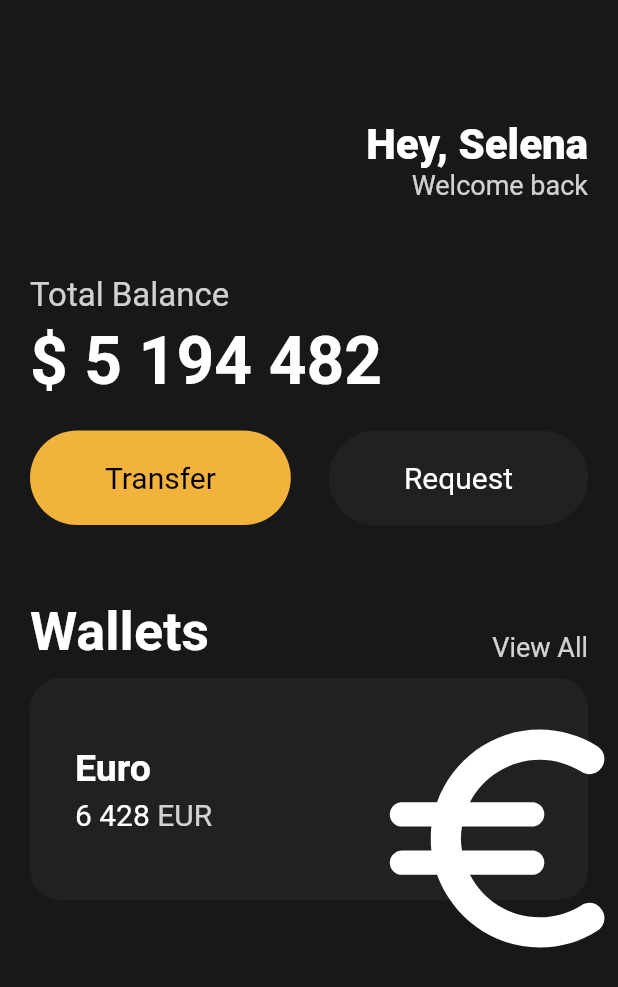
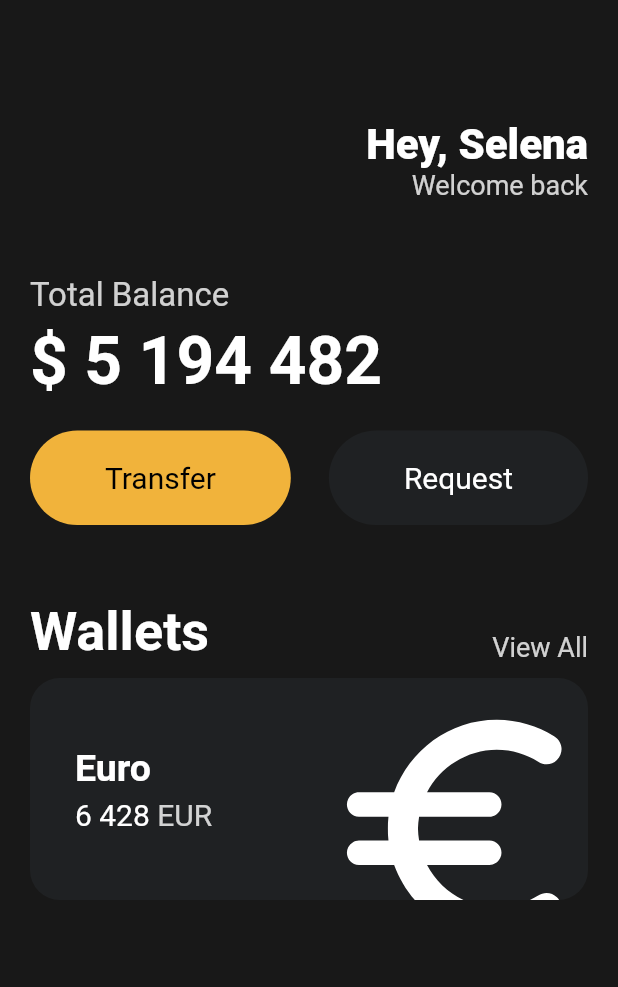
Before and after one commit to kimgeuntae/mobile_wallet, a Flutter app: the screen it shows after launch, on a phone screen of 412 x 824 dp. Shown: the top 987 px of the screen. Run offline on Flutter 3.47's test engine with Material 2 defaults, Android fonts, the light colour scheme and no system bars.

```diff
--- a/lib/main.dart
+++ b/lib/main.dart
@@ -122,6 +122,8 @@ class MyApp extends StatelessWidget {
               ),
               // 카드
               Container(
+                // 컨테이너 밖으로 넘어갈 경우 처리
+                clipBehavior: Clip.hardEdge,
                 decoration: BoxDecoration(
                   color: const Color(0xFF1F2123),
                   borderRadius: BorderRadius.circular(20),
@@ -173,7 +175,7 @@ class MyApp extends StatelessWidget {
                         scale: 2.2,
                         child: Transform.translate(
                           // 아이콘 위치 조정
-                          offset: const Offset(8, 15),
+                          offset: const Offset(-5, 12),
                           child: const Icon(
                             Icons.euro_rounded,
                             color: Colors.white,
```
